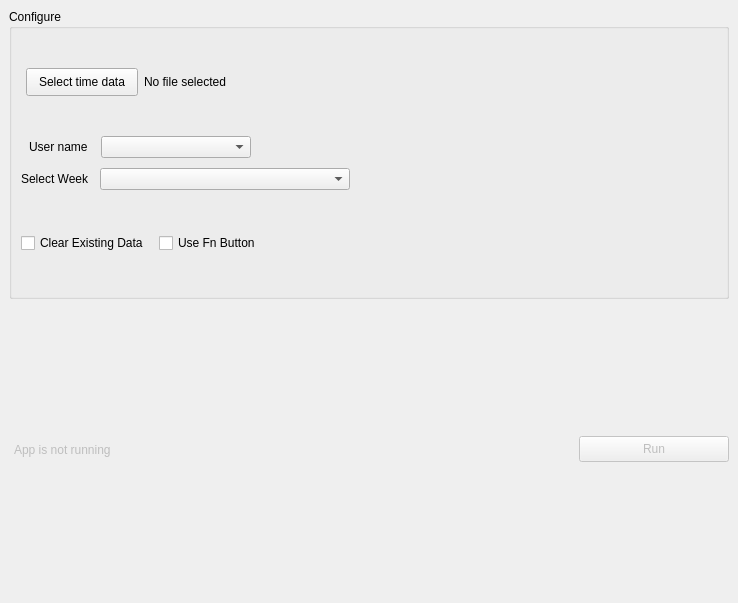
The window that app/gui/main_window.ui (Dylan-Dotti/GHD-Auto-Time-Entry) describes before a commit, drawn with Qt 5.
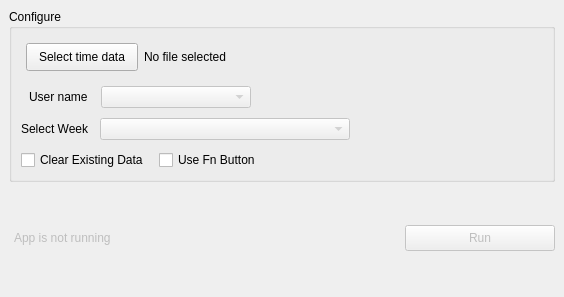
The same window after the commit.

Commit message: Disable dropdowns initially, then enable when a file is selected

Diff of the .ui file:
```diff
--- a/app/gui/main_window.ui
+++ b/app/gui/main_window.ui
@@ -6,8 +6,8 @@
    <rect>
     <x>0</x>
     <y>0</y>
-    <width>738</width>
-    <height>603</height>
+    <width>564</width>
+    <height>297</height>
    </rect>
   </property>
   <property name="sizePolicy">
@@ -110,6 +110,9 @@
            </item>
            <item>
             <widget class="QComboBox" name="username_selector">
+             <property name="enabled">
+              <bool>false</bool>
+             </property>
              <property name="minimumSize">
               <size>
                <width>150</width>
@@ -150,6 +153,9 @@
            </item>
            <item>
             <widget class="QComboBox" name="week_selector">
+             <property name="enabled">
+              <bool>false</bool>
+             </property>
              <property name="minimumSize">
               <size>
                <width>250</width>
```
Left out of the diff: 4 changed lines with no effect on the pictures. The commit also changes 2 other files.
